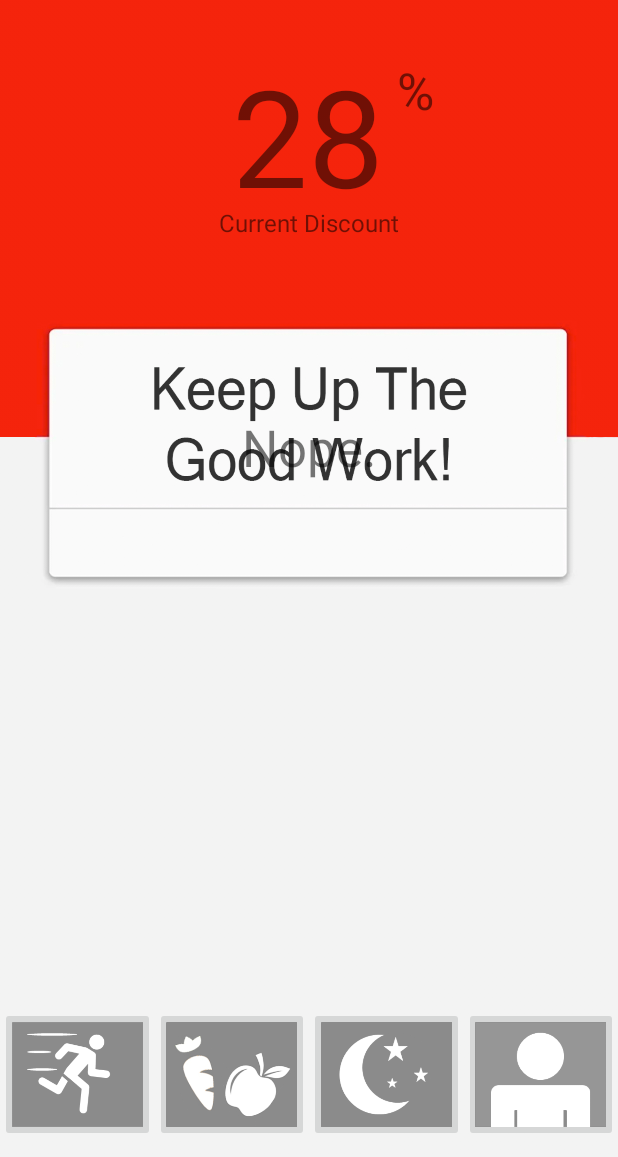
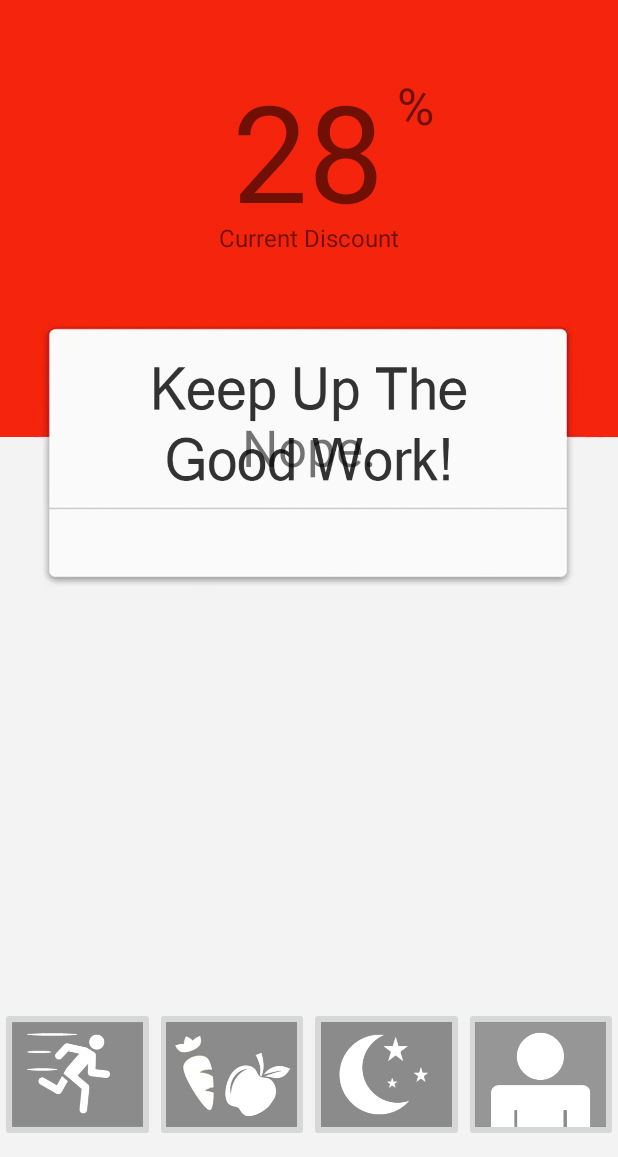
Before and after one commit to WillowArk/HealthyHabits, an Android app: the screen it shows after launch (MainActivity), on a phone screen of 412 x 824 dp, the part 79-1236 px from its top. Run offline under Robolectric (Android 15) with nearby library versions, the phone set to English and light mode, and no system bars.

Commit message:
changing a tiny bit of formatting

```diff
--- a/app/src/main/res/layout/activity_main.xml
+++ b/app/src/main/res/layout/activity_main.xml
@@ -14,7 +14,7 @@
         android:layout_height="90dp"
         android:layout_marginBottom="10dp"
         android:adjustViewBounds="true"
-        android:onClick="test"
+        android:onClick="goToOptions"
         android:scaleType="centerCrop"
         app:layout_constraintBottom_toBottomOf="parent"
         app:layout_constraintEnd_toEndOf="parent"
@@ -69,7 +69,7 @@
         android:layout_width="103dp"
         android:layout_height="125dp"
         android:layout_marginStart="100dp"
-        android:layout_marginTop="30dp"
+        android:layout_marginTop="40dp"
         android:layout_marginEnd="100dp"
         android:text="28"
         android:textSize="90sp"
@@ -98,7 +98,7 @@
         android:layout_width="wrap_content"
         android:layout_height="wrap_content"
         android:layout_marginStart="50dp"
-        android:layout_marginTop="190dp"
+        android:layout_marginTop="200dp"
         android:layout_marginEnd="50dp"
         android:text="Current Discount"
         android:textSize="16sp"
@@ -112,7 +112,7 @@
         android:layout_width="25dp"
         android:layout_height="120dp"
         android:layout_marginStart="110dp"
-        android:layout_marginTop="70dp"
+        android:layout_marginTop="80dp"
         android:text="%"
         android:textSize="34sp"
         app:layout_constraintStart_toStartOf="@+id/textView2"
```
Also changed, not shown: 2 other files.
